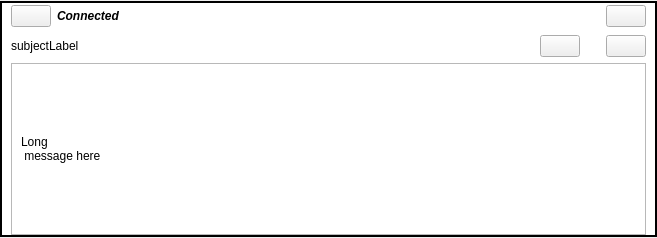
Old version of the form retroshare-gui/src/gui/feeds/ChanMsgItem.ui in the repository RetroShare/RetroShare.
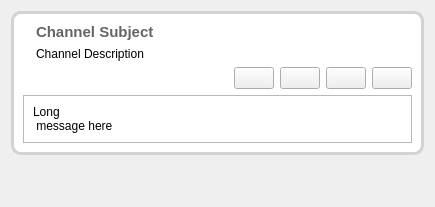
New version of the form. Icons and pictures are not drawn.

Commit message: little bit improving Channel Msg item

```diff
--- a/retroshare-gui/src/gui/feeds/ChanMsgItem.ui
+++ b/retroshare-gui/src/gui/feeds/ChanMsgItem.ui
@@ -6,37 +6,26 @@
    <rect>
     <x>0</x>
     <y>0</y>
-    <width>657</width>
-    <height>238</height>
+    <width>435</width>
+    <height>207</height>
    </rect>
   </property>
   <property name="windowTitle">
    <string>Form</string>
   </property>
-  <layout class="QGridLayout">
-   <property name="leftMargin">
-    <number>0</number>
-   </property>
-   <property name="topMargin">
-    <number>1</number>
-   </property>
-   <property name="rightMargin">
-    <number>0</number>
-   </property>
-   <property name="bottomMargin">
-    <number>1</number>
-   </property>
+  <layout class="QGridLayout" name="gridLayout_3">
    <item row="0" column="0">
     <widget class="QFrame" name="frame">
      <property name="sizePolicy">
-      <sizepolicy hsizetype="Expanding" vsizetype="Preferred">
+      <sizepolicy hsizetype="Expanding" vsizetype="Expanding">
        <horstretch>0</horstretch>
        <verstretch>0</verstretch>
       </sizepolicy>
      </property>
      <property name="styleSheet">
-      <string notr="true">QFrame#frame{border: 2px solid black;
-background: white;}</string>
+      <string notr="true">QFrame#frame{border: 3px solid #D3D3D3;
+background: white;
+border-radius: 10px;}</string>
      </property>
      <property name="frameShape">
       <enum>QFrame::StyledPanel</enum>
@@ -44,52 +33,26 @@
      <property name="frameShadow">
       <enum>QFrame::Raised</enum>
      </property>
-     <layout class="QVBoxLayout">
-      <property name="topMargin">
-       <number>0</number>
-      </property>
-      <property name="bottomMargin">
-       <number>0</number>
-      </property>
-      <item>
-       <layout class="QHBoxLayout">
-        <item>
-         <widget class="QPushButton" name="clearButton">
-          <property name="sizePolicy">
-           <sizepolicy hsizetype="Minimum" vsizetype="Fixed">
-            <horstretch>0</horstretch>
-            <verstretch>0</verstretch>
-           </sizepolicy>
-          </property>
-          <property name="toolTip">
-           <string>Remove Item</string>
-          </property>
-          <property name="text">
-           <string/>
-          </property>
-          <property name="icon">
-           <iconset resource="../images.qrc">
-            <normaloff>:/images/close_normal.png</normaloff>:/images/close_normal.png</iconset>
-          </property>
-         </widget>
-        </item>
-        <item>
-         <spacer>
-          <property name="orientation">
-           <enum>Qt::Horizontal</enum>
-          </property>
-          <property name="sizeType">
-           <enum>QSizePolicy::Preferred</enum>
-          </property>
-          <property name="sizeHint" stdset="0">
-           <size>
-            <width>16</width>
-            <height>26</height>
-           </size>
-          </property>
-         </spacer>
-        </item>
-        <item>
+     <layout class="QGridLayout" name="gridLayout_2">
+      <item row="0" column="0">
+       <widget class="QLabel" name="label">
+        <property name="maximumSize">
+         <size>
+          <width>120</width>
+          <height>90</height>
+         </size>
+        </property>
+        <property name="text">
+         <string/>
+        </property>
+        <property name="pixmap">
+         <pixmap resource="../images.qrc">:/images/no-preview.png</pixmap>
+        </property>
+       </widget>
+      </item>
+      <item row="0" column="1" rowspan="2">
+       <layout class="QGridLayout" name="gridLayout">
+        <item row="0" column="0" colspan="5">
          <widget class="QLabel" name="titleLabel">
           <property name="sizePolicy">
            <sizepolicy hsizetype="Minimum" vsizetype="Minimum">
@@ -99,33 +62,51 @@
           </property>
           <property name="font">
            <font>
+            <pointsize>11</pointsize>
             <weight>75</weight>
             <italic>true</italic>
             <bold>true</bold>
            </font>
           </property>
           <property name="text">
-           <string>Connected</string>
+           <string>&lt;!DOCTYPE HTML PUBLIC &quot;-//W3C//DTD HTML 4.0//EN&quot; &quot;http://www.w3.org/TR/REC-html40/strict.dtd&quot;&gt;
+&lt;html&gt;&lt;head&gt;&lt;meta name=&quot;qrichtext&quot; content=&quot;1&quot; /&gt;&lt;style type=&quot;text/css&quot;&gt;
+p, li { white-space: pre-wrap; }
+&lt;/style&gt;&lt;/head&gt;&lt;body style=&quot; font-family:'MS Shell Dlg 2'; font-size:11pt; font-weight:600; font-style:italic;&quot;&gt;
+&lt;p style=&quot; margin-top:0px; margin-bottom:0px; margin-left:0px; margin-right:0px; -qt-block-indent:0; text-indent:0px;&quot;&gt;&lt;span style=&quot; font-style:normal; color:#656565;&quot;&gt;Channel Subject&lt;/span&gt;&lt;/p&gt;&lt;/body&gt;&lt;/html&gt;</string>
           </property>
          </widget>
         </item>
-        <item>
+        <item row="1" column="0" colspan="5">
+         <widget class="QLabel" name="subjectLabel">
+          <property name="sizePolicy">
+           <sizepolicy hsizetype="MinimumExpanding" vsizetype="Expanding">
+            <horstretch>0</horstretch>
+            <verstretch>0</verstretch>
+           </sizepolicy>
+          </property>
+          <property name="text">
+           <string>Channel Description</string>
+          </property>
+         </widget>
+        </item>
+        <item row="2" column="0">
          <spacer>
           <property name="orientation">
            <enum>Qt::Horizontal</enum>
           </property>
           <property name="sizeType">
-           <enum>QSizePolicy::Preferred</enum>
+           <enum>QSizePolicy::Expanding</enum>
           </property>
           <property name="sizeHint" stdset="0">
            <size>
-            <width>1000</width>
+            <width>358</width>
             <height>20</height>
            </size>
           </property>
          </spacer>
         </item>
-        <item>
+        <item row="2" column="4">
          <widget class="QPushButton" name="expandButton">
           <property name="sizePolicy">
            <sizepolicy hsizetype="Fixed" vsizetype="Fixed">
@@ -145,40 +126,40 @@
           </property>
          </widget>
         </item>
-       </layout>
-      </item>
-      <item>
-       <layout class="QHBoxLayout">
-        <item>
-         <widget class="QLabel" name="subjectLabel">
+        <item row="2" column="3">
+         <widget class="QPushButton" name="playButton">
           <property name="sizePolicy">
-           <sizepolicy hsizetype="MinimumExpanding" vsizetype="Preferred">
+           <sizepolicy hsizetype="Fixed" vsizetype="Fixed">
             <horstretch>0</horstretch>
             <verstretch>0</verstretch>
            </sizepolicy>
           </property>
           <property name="text">
-           <string>subjectLabel</string>
+           <string/>
           </property>
          </widget>
         </item>
-        <item>
-         <spacer>
-          <property name="orientation">
-           <enum>Qt::Horizontal</enum>
+        <item row="2" column="2">
+         <widget class="QPushButton" name="clearButton">
+          <property name="sizePolicy">
+           <sizepolicy hsizetype="Fixed" vsizetype="Fixed">
+            <horstretch>0</horstretch>
+            <verstretch>0</verstretch>
+           </sizepolicy>
           </property>
-          <property name="sizeType">
-           <enum>QSizePolicy::Preferred</enum>
+          <property name="toolTip">
+           <string>Remove Item</string>
           </property>
-          <property name="sizeHint" stdset="0">
-           <size>
-            <width>500</width>
-            <height>20</height>
-           </size>
+          <property name="text">
+           <string/>
           </property>
-         </spacer>
+          <property name="icon">
+           <iconset resource="../images.qrc">
+            <normaloff>:/images/close_normal.png</normaloff>:/images/close_normal.png</iconset>
+          </property>
+         </widget>
         </item>
-        <item>
+        <item row="2" column="1">
          <widget class="QPushButton" name="unsubscribeButton">
           <property name="sizePolicy">
            <sizepolicy hsizetype="Fixed" vsizetype="Fixed">
@@ -198,45 +179,9 @@
           </property>
          </widget>
         </item>
-        <item>
-         <spacer>
-          <property name="orientation">
-           <enum>Qt::Horizontal</enum>
-          </property>
-          <property name="sizeType">
-           <enum>QSizePolicy::Fixed</enum>
-          </property>
-          <property name="sizeHint" stdset="0">
-           <size>
-            <width>20</width>
-            <height>20</height>
-           </size>
-          </property>
-         </spacer>
-        </item>
-        <item>
-         <widget class="QPushButton" name="playButton">
-          <property name="sizePolicy">
-           <sizepolicy hsizetype="Fixed" vsizetype="Fixed">
-            <horstretch>0</horstretch>
-            <verstretch>0</verstretch>
-           </sizepolicy>
-          </property>
-          <property name="toolTip">
-           <string>Play Media</string>
-          </property>
-          <property name="text">
-           <string/>
-          </property>
-          <property name="icon">
-           <iconset resource="../images.qrc">
-            <normaloff>:/images/startall.png</normaloff>:/images/startall.png</iconset>
-          </property>
-         </widget>
-        </item>
        </layout>
       </item>
-      <item>
+      <item row="2" column="0" colspan="2">
        <widget class="QFrame" name="expandFrame">
         <property name="frameShape">
          <enum>QFrame::StyledPanel</enum>
@@ -265,6 +210,19 @@
      </layout>
     </widget>
    </item>
+   <item row="1" column="0">
+    <spacer name="verticalSpacer_2">
+     <property name="orientation">
+      <enum>Qt::Vertical</enum>
+     </property>
+     <property name="sizeHint" stdset="0">
+      <size>
+       <width>200</width>
+       <height>1</height>
+      </size>
+     </property>
+    </spacer>
+   </item>
   </layout>
  </widget>
  <resources>
```
Left out of the diff: 8 changed lines with no effect on the pictures. The commit also changes 3 other files.
